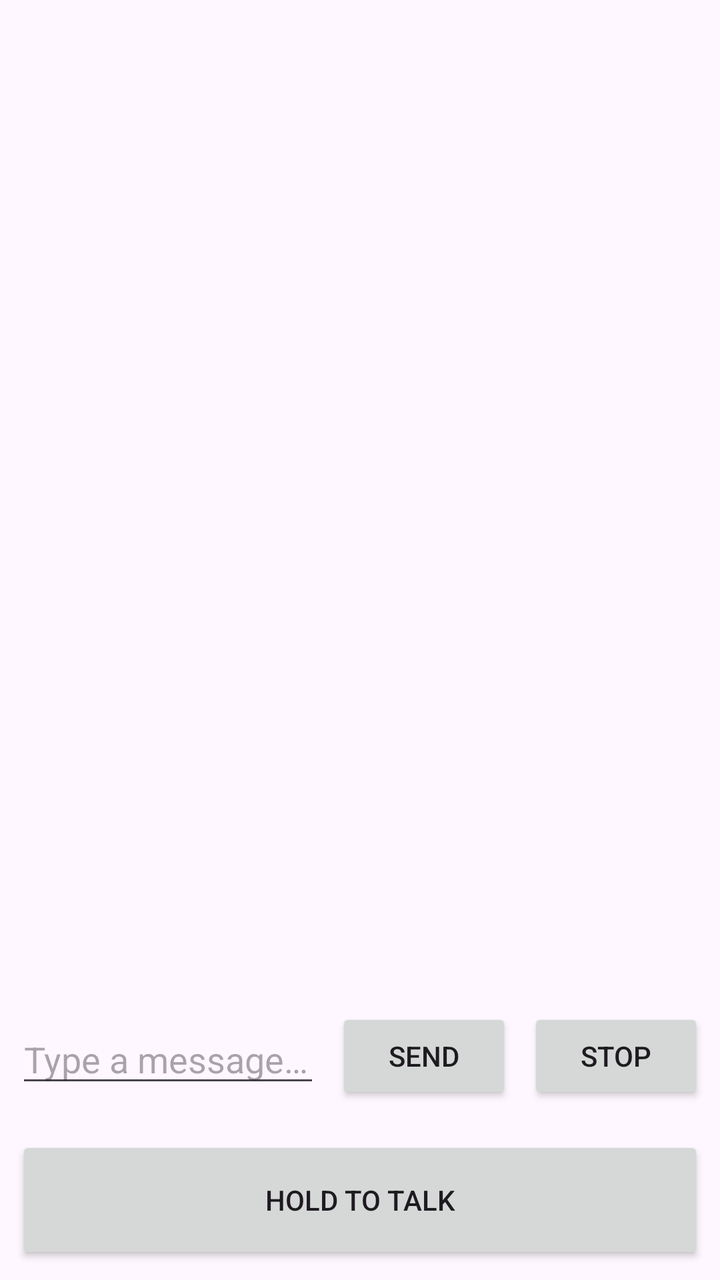
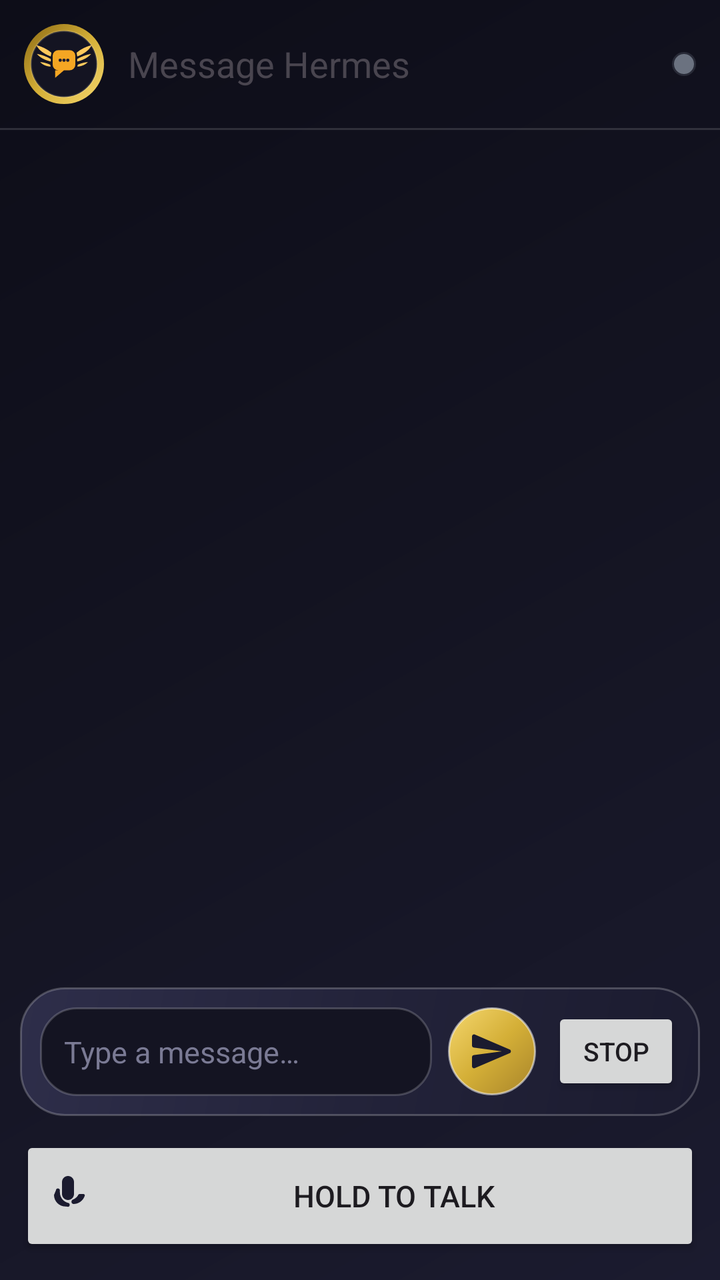

Two renders of the same Android screen: before a commit and after it. Below are the layout's source before the change and the commit's diff.
<!-- AndroidManifest.xml: application theme Theme.HermesBuddy -->
<!-- res/layout/activity_chat.xml -->
<?xml version="1.0" encoding="utf-8"?>
<LinearLayout xmlns:android="http://schemas.android.com/apk/res/android"
    android:layout_width="match_parent"
    android:layout_height="match_parent"
    android:orientation="vertical">

    <androidx.recyclerview.widget.RecyclerView
        android:id="@+id/messages"
        android:layout_width="match_parent"
        android:layout_height="0dp"
        android:layout_weight="1"
        android:clipToPadding="false"
        android:padding="8dp" />

    <LinearLayout
        android:layout_width="match_parent"
        android:layout_height="wrap_content"
        android:gravity="center_vertical"
        android:orientation="horizontal"
        android:padding="8dp">

        <EditText
            android:id="@+id/input"
            android:layout_width="0dp"
            android:layout_height="wrap_content"
            android:layout_weight="1"
            android:hint="Type a message…"
            android:inputType="text"
            android:maxLines="4" />

        <Button
            android:id="@+id/btnSend"
            android:layout_width="wrap_content"
            android:layout_height="wrap_content"
            android:layout_marginStart="8dp"
            android:text="Send" />

        <Button
            android:id="@+id/btnStop"
            android:layout_width="wrap_content"
            android:layout_height="wrap_content"
            android:layout_marginStart="8dp"
            android:text="Stop" />
    </LinearLayout>

    <Button
        android:id="@+id/btnTalk"
        android:layout_width="match_parent"
        android:layout_height="64dp"
        android:layout_margin="8dp"
        android:text="Hold to talk" />
</LinearLayout>
<!-- resources referenced by this layout -->
<resources>
  <!-- unchanged entries left out for length: 1 -->
</resources>

<!-- the commit's change to res/layout/activity_chat.xml (unified diff, before → after) -->
@@ -2,51 +2,133 @@
 <LinearLayout xmlns:android="http://schemas.android.com/apk/res/android"
     android:layout_width="match_parent"
     android:layout_height="match_parent"
+    android:background="@drawable/bg_app"
     android:orientation="vertical">
 
+    
+    <LinearLayout
+        android:layout_width="match_parent"
+        android:layout_height="wrap_content"
+        android:gravity="center_vertical"
+        android:orientation="horizontal"
+        android:padding="12dp">
+
+        <FrameLayout
+            android:layout_width="40dp"
+            android:layout_height="40dp">
+
+            <View
+                android:layout_width="match_parent"
+                android:layout_height="match_parent"
+                android:background="@drawable/avatar_ring" />
+
+            <ImageView
+                android:layout_width="34dp"
+                android:layout_height="34dp"
+                android:layout_gravity="center"
+                android:background="@drawable/avatar_bg"
+                android:src="@drawable/ic_hermes_mark"
+                android:contentDescription="Hermes" />
+        </FrameLayout>
+
+        <TextView
+            style="@style/HermesTitle"
+            android:layout_width="0dp"
+            android:layout_height="wrap_content"
+            android:layout_weight="1"
+            android:layout_marginStart="12dp"
+            android:text="Message Hermes"
+            android:textSize="18sp" />
+
+        <View
+            android:id="@+id/chatStatusDot"
+            android:layout_width="12dp"
+            android:layout_height="12dp"
+            android:background="@drawable/status_dot_offline" />
+    </LinearLayout>
+
+    <View
+        android:layout_width="match_parent"
+        android:layout_height="1dp"
+        android:background="#22FFFFFF" />
+
+    
     <androidx.recyclerview.widget.RecyclerView
         android:id="@+id/messages"
         android:layout_width="match_parent"
         android:layout_height="0dp"
         android:layout_weight="1"
         android:clipToPadding="false"
-        android:padding="8dp" />
+        android:padding="12dp" />
 
+    
+    <TextView
+        android:id="@+id/activityBanner"
+        android:layout_width="match_parent"
+        android:layout_height="wrap_content"
+        android:gravity="center"
+        android:padding="6dp"
+        android:textColor="@color/hermes_gold"
+        android:textSize="13sp"
+        android:textStyle="italic"
+        android:visibility="gone" />
+
+    
     <LinearLayout
         android:layout_width="match_parent"
         android:layout_height="wrap_content"
+        android:background="@drawable/card_glossy"
         android:gravity="center_vertical"
         android:orientation="horizontal"
-        android:padding="8dp">
+        android:padding="10dp"
+        android:layout_margin="10dp">
 
         <EditText
             android:id="@+id/input"
             android:layout_width="0dp"
             android:layout_height="wrap_content"
             android:layout_weight="1"
+            android:background="@drawable/input_glossy"
             android:hint="Type a message…"
+            android:textColor="@color/hermes_text_primary"
+            android:textColorHint="@color/hermes_text_muted"
             android:inputType="text"
-            android:maxLines="4" />
+            android:maxLines="4"
+            android:padding="12dp"
+            android:textSize="15sp" />
 
-        <Button
+        <ImageButton
             android:id="@+id/btnSend"
-            android:layout_width="wrap_content"
-            android:layout_height="wrap_content"
+            android:layout_width="44dp"
+            android:layout_height="44dp"
             android:layout_marginStart="8dp"
-            android:text="Send" />
+            android:background="@drawable/btn_gold"
+            android:src="@drawable/ic_send"
+            android:contentDescription="Send"
+            android:padding="10dp" />
 
         <Button
             android:id="@+id/btnStop"
+            style="@style/HermesGhostButton"
             android:layout_width="wrap_content"
-            android:layout_height="wrap_content"
+            android:layout_height="44dp"
             android:layout_marginStart="8dp"
-            android:text="Stop" />
+            android:minWidth="64dp"
+            android:text="Stop"
+            android:textSize="13sp" />
     </LinearLayout>
 
+    
     <Button
         android:id="@+id/btnTalk"
+        style="@style/HermesGoldButton"
         android:layout_width="match_parent"
-        android:layout_height="64dp"
-        android:layout_margin="8dp"
-        android:text="Hold to talk" />
+        android:layout_height="60dp"
+        android:layout_marginStart="10dp"
+        android:layout_marginEnd="10dp"
+        android:layout_marginBottom="12dp"
+        android:drawableStart="@drawable/ic_mic"
+        android:drawablePadding="10dp"
+        android:text="Hold to talk"
+        android:textSize="15sp" />
 </LinearLayout>
<!-- resource entries referenced after the edit -->
@@ -1,5 +1,182 @@
 <!-- resources referenced by this layout -->
 <resources>
+  <color name="hermes_gold">#D4AF37</color>
+  <color name="hermes_text_muted">#7A7A94</color>
+  <color name="hermes_text_primary">#FFFFFF</color>
+  <!-- drawable avatar_bg (drawable) -->
+  <?xml version="1.0" encoding="utf-8"?>
+  <shape xmlns:android="http://schemas.android.com/apk/res/android"
+      android:shape="oval">
+      <solid android:color="#141422" />
+      <stroke
+          android:width="1dp"
+          android:color="#22FFFFFF" />
+  </shape>
+  <!-- drawable avatar_ring (drawable) -->
+  <?xml version="1.0" encoding="utf-8"?>
+  <shape xmlns:android="http://schemas.android.com/apk/res/android"
+      android:shape="oval">
+      <gradient
+          android:angle="135"
+          android:startColor="#F5D76E"
+          android:centerColor="#D4AF37"
+          android:endColor="#8B6914"
+          android:type="linear" />
+  </shape>
+  <!-- drawable bg_app (drawable) -->
+  <?xml version="1.0" encoding="utf-8"?>
+  <shape xmlns:android="http://schemas.android.com/apk/res/android"
+      android:shape="rectangle">
+      <gradient
+          android:angle="135"
+          android:startColor="#1B1B2F"
+          android:centerColor="#141422"
+          android:endColor="#0D0D18"
+          android:type="linear" />
+  </shape>
+  <!-- drawable btn_gold (drawable) -->
+  <?xml version="1.0" encoding="utf-8"?>
+  <layer-list xmlns:android="http://schemas.android.com/apk/res/android">
+      <item>
+          <shape android:shape="rectangle">
+              <corners android:radius="22dp" />
+              <gradient
+                  android:angle="315"
+                  android:startColor="#F5D76E"
+                  android:centerColor="#D4AF37"
+                  android:endColor="#A8842A"
+                  android:type="linear" />
+              <stroke
+                  android:width="1dp"
+                  android:color="#88FFFFFF" />
+          </shape>
+      </item>
+      <item
+          android:left="10dp"
+          android:right="10dp"
+          android:top="2dp"
+          android:bottom="60dp">
+          <shape android:shape="rectangle">
+              <corners android:radius="16dp" />
+              <gradient
+                  android:angle="90"
+                  android:startColor="#66FFFFFF"
+                  android:endColor="#00FFFFFF"
+                  android:type="linear" />
+          </shape>
+      </item>
+  </layer-list>
+  <!-- drawable card_glossy (drawable) -->
+  <?xml version="1.0" encoding="utf-8"?>
+  <layer-list xmlns:android="http://schemas.android.com/apk/res/android">
+      
+      <item>
+          <shape android:shape="rectangle">
+              <corners android:radius="22dp" />
+              <gradient
+                  android:angle="315"
+                  android:startColor="#2E2E4A"
+                  android:centerColor="#23233A"
+                  android:endColor="#1B1B2F"
+                  android:type="linear" />
+              <stroke
+                  android:width="1dp"
+                  android:color="#38FFFFFF" />
+          </shape>
+      </item>
+      
+      <item
+          android:left="12dp"
+          android:right="12dp"
+          android:top="2dp"
+          android:bottom="200dp">
+          <shape android:shape="rectangle">
+              <corners
+                  android:topLeftRadius="18dp"
+                  android:topRightRadius="18dp"
+                  android:bottomLeftRadius="4dp"
+                  android:bottomRightRadius="4dp" />
+              <gradient
+                  android:angle="90"
+                  android:startColor="#38FFFFFF"
+                  android:endColor="#00FFFFFF"
+                  android:type="linear" />
+          </shape>
+      </item>
+  </layer-list>
+  <!-- drawable ic_hermes_mark (drawable) -->
+  <?xml version="1.0" encoding="utf-8"?>
+  <vector xmlns:android="http://schemas.android.com/apk/res/android"
+      android:width="96dp"
+      android:height="96dp"
+      android:viewportWidth="108"
+      android:viewportHeight="108">
+      
+      <path android:fillColor="#FFC95C"
+          android:pathData="M75,42 C86,38 94,32 98,24 C90,26 81,30 74,36 Z" />
+      <path android:fillColor="#FFC95C"
+          android:pathData="M75,50 C84,48 92,44 97,38 C90,39 82,42 75,46 Z" />
+      <path android:fillColor="#FFC95C"
+          android:pathData="M75,58 C82,58 88,55 92,51 C87,51 81,53 76,55 Z" />
+      <path android:fillColor="#FFC95C"
+          android:pathData="M33,42 C22,38 14,32 10,24 C18,26 27,30 34,36 Z" />
+      <path android:fillColor="#FFC95C"
+          android:pathData="M33,50 C24,48 16,44 11,38 C18,39 26,42 33,46 Z" />
+      <path android:fillColor="#FFC95C"
+          android:pathData="M33,58 C26,58 20,55 16,51 C21,51 27,53 32,55 Z" />
+      
+      <path android:fillColor="#F5A623"
+          android:pathData="M45,32 h18 a9,9 0 0 1 9,9 v14 a9,9 0 0 1 -9,9 H54 l-14,12 v-12 H45 a9,9 0 0 1 -9,-9 V41 a9,9 0 0 1 9,-9 z" />
+      
+      <path android:fillColor="#1B1B2F"
+          android:pathData="M48,48 m-2.6,0 a2.6,2.6 0 1,0 5.2,0 a2.6,2.6 0 1,0 -5.2,0" />
+      <path android:fillColor="#1B1B2F"
+          android:pathData="M54,48 m-2.6,0 a2.6,2.6 0 1,0 5.2,0 a2.6,2.6 0 1,0 -5.2,0" />
+      <path android:fillColor="#1B1B2F"
+          android:pathData="M60,48 m-2.6,0 a2.6,2.6 0 1,0 5.2,0 a2.6,2.6 0 1,0 -5.2,0" />
+  </vector>
+  <!-- drawable ic_mic (drawable) -->
+  <?xml version="1.0" encoding="utf-8"?>
+  <vector xmlns:android="http://schemas.android.com/apk/res/android"
+      android:width="24dp"
+      android:height="24dp"
+      android:viewportWidth="24"
+      android:viewportHeight="24"
+      android:tint="#1B1B2F">
+      <path
+          android:fillColor="#1B1B2F"
+          android:pathData="M12,14c1.66,0 3,-1.34 3,-3L15,5c0,-1.66 -1.34,-3 -3,-3S9,3.34 9,5v6C9,12.66 10.34,14 12,14zM17.91,11c-0.49,0 -0.91,0.36 -0.98,0.84 -0.61,0.86 -1.48,1.55 -2.51,1.97 -0.41,0.16 -0.68,0.56 -0.68,1.01L13.75,15c0,0.55 0.45,1 1,1 2.62,0 4.83,-1.72 5.62,-4.09 0.14,-0.45 -0.19,-0.91 -0.66,-0.91L17.91,11zM5,11.5c0,3.14 2.53,5.69 5.66,5.75 0.42,0.01 0.83,0.06 1.23,0.14 0.48,0.1 0.93,-0.28 0.93,-0.77v-0.35c0,-0.38 -0.27,-0.71 -0.64,-0.79 -2.42,-0.55 -4.23,-2.72 -4.23,-5.31v-0.97c0,-0.55 -0.45,-1 -1,-1s-1,0.45 -1,1L5,11.5z" />
+  </vector>
+  <!-- drawable ic_send (drawable) -->
+  <?xml version="1.0" encoding="utf-8"?>
+  <vector xmlns:android="http://schemas.android.com/apk/res/android"
+      android:width="24dp"
+      android:height="24dp"
+      android:viewportWidth="24"
+      android:viewportHeight="24">
+      <path
+          android:fillColor="#1B1B2F"
+          android:pathData="M3.4,20.4l17.45,-7.48c0.81,-0.35 0.81,-1.49 0,-1.84L3.4,3.6c-0.66,-0.29 -1.39,0.2 -1.39,0.91L2,9.12c0,0.5 0.37,0.92 0.87,0.99L17,12L2.87,13.88c-0.5,0.07 -0.87,0.49 -0.87,0.99l0.01,4.61c0,0.72 0.73,1.2 1.39,0.91z" />
+  </vector>
+  <!-- drawable input_glossy (drawable) -->
+  <?xml version="1.0" encoding="utf-8"?>
+  <shape xmlns:android="http://schemas.android.com/apk/res/android"
+      android:shape="rectangle">
+      <corners android:radius="18dp" />
+      <solid android:color="#141422" />
+      <stroke
+          android:width="1dp"
+          android:color="#30FFFFFF" />
+  </shape>
+  <!-- drawable status_dot_offline (drawable) -->
+  <?xml version="1.0" encoding="utf-8"?>
+  <shape xmlns:android="http://schemas.android.com/apk/res/android"
+      android:shape="oval">
+      <solid android:color="#6B7280" />
+      <stroke
+          android:width="2dp"
+          android:color="#446B7280" />
+  </shape>
   <!-- unchanged entries left out for length: 1 -->
 </resources>
 
